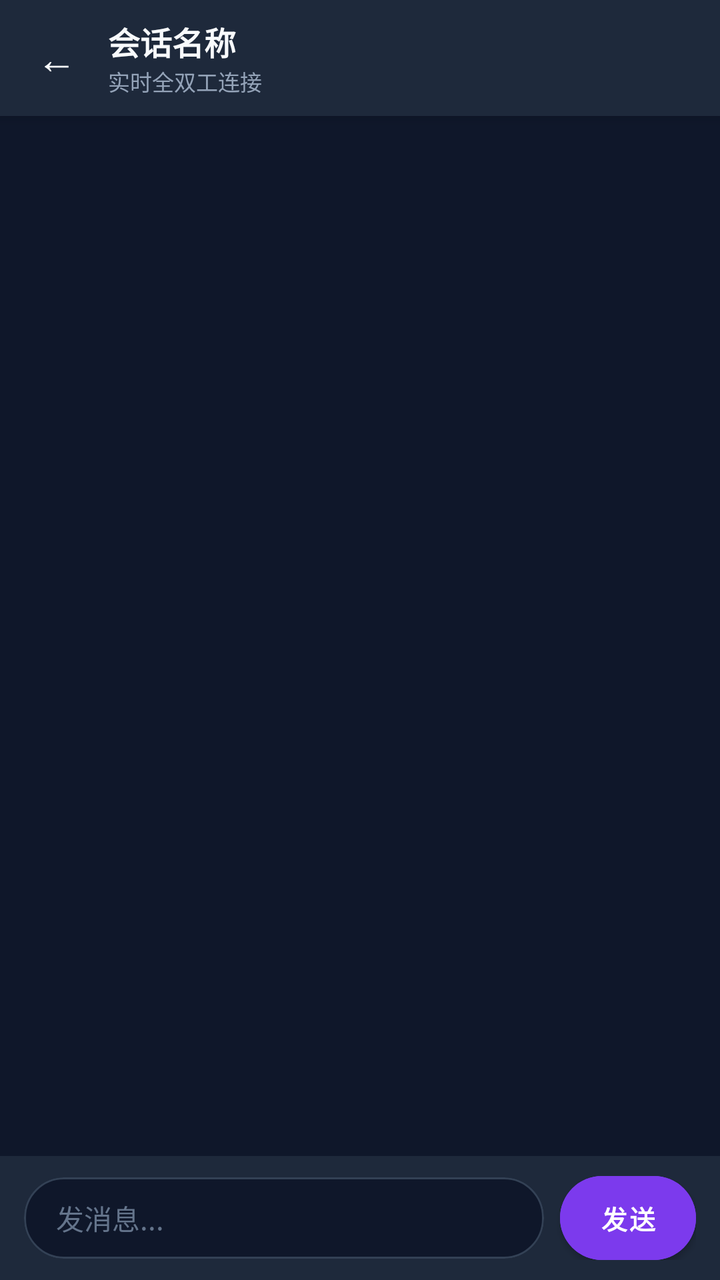
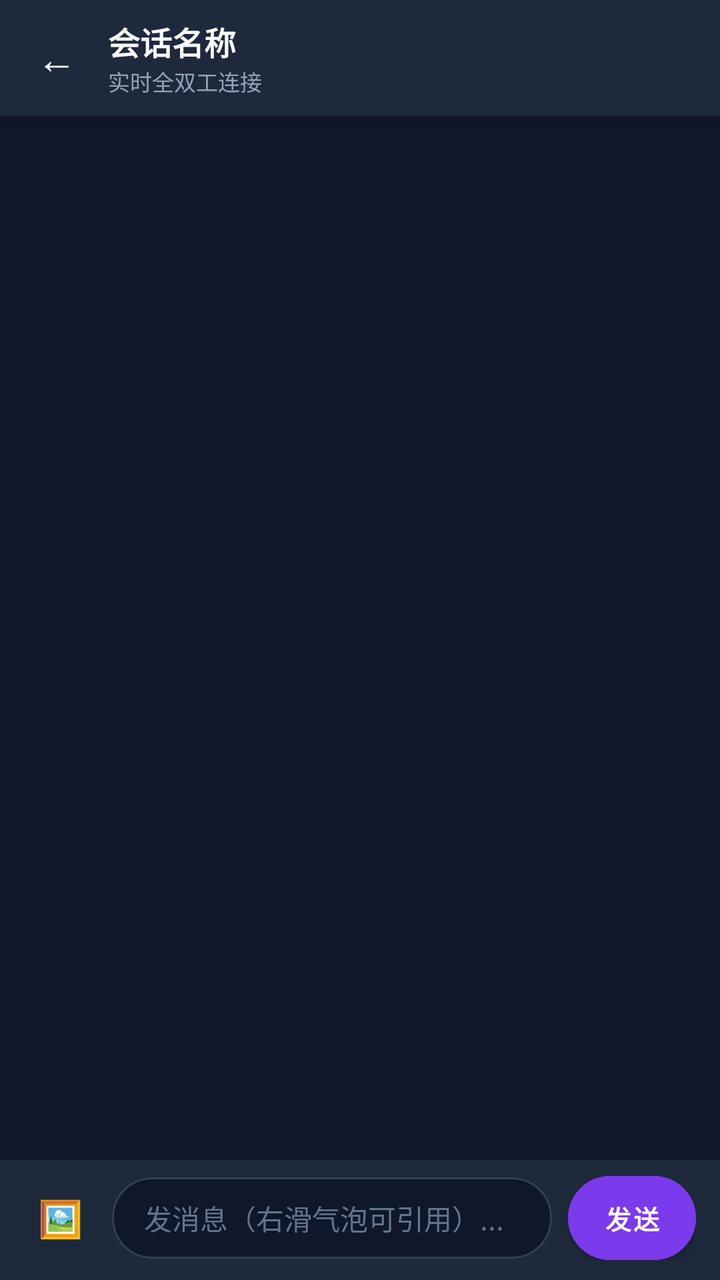

Before-and-after screenshots of an Android layout around one commit, followed by the original layout XML and the change that was made.
<!-- AndroidManifest.xml: application theme Theme.MaterialComponents.DayNight.NoActionBar -->
<!-- res/layout/activity_chat.xml -->
<?xml version="1.0" encoding="utf-8"?>
<LinearLayout xmlns:android="http://schemas.android.com/apk/res/android"
    xmlns:app="http://schemas.android.com/apk/res-auto"
    android:id="@+id/chat_root"
    android:layout_width="match_parent"
    android:layout_height="match_parent"
    android:orientation="vertical"
    android:background="#0F172A">

    
    <LinearLayout
        android:id="@+id/chat_topbar"
        android:layout_width="match_parent"
        android:layout_height="58dp"
        android:background="#1E293B"
        android:orientation="horizontal"
        android:gravity="center_vertical"
        android:paddingStart="6dp"
        android:paddingEnd="16dp"
        android:elevation="4dp">

        <com.google.android.material.button.MaterialButton
            android:id="@+id/btn_back"
            style="@style/Widget.MaterialComponents.Button.TextButton"
            android:layout_width="44dp"
            android:layout_height="44dp"
            android:minWidth="0dp"
            android:minHeight="0dp"
            android:insetTop="0dp"
            android:insetBottom="0dp"
            android:text="←"
            android:textColor="#F8FAFC"
            android:textSize="20sp"
            android:padding="0dp" />

        <LinearLayout
            android:layout_width="0dp"
            android:layout_height="wrap_content"
            android:layout_weight="1"
            android:layout_marginStart="4dp"
            android:orientation="vertical">

            <TextView
                android:id="@+id/tv_chat_title"
                android:layout_width="wrap_content"
                android:layout_height="wrap_content"
                android:text="会话名称"
                android:textColor="#F8FAFC"
                android:textSize="16sp"
                android:textStyle="bold"
                android:singleLine="true" />

            <TextView
                android:id="@+id/tv_chat_subtitle"
                android:layout_width="wrap_content"
                android:layout_height="wrap_content"
                android:text="实时全双工连接"
                android:textColor="#94A3B8"
                android:textSize="11sp" />
        </LinearLayout>
    </LinearLayout>

    
    <androidx.recyclerview.widget.RecyclerView
        android:id="@+id/rv_messages"
        android:layout_width="match_parent"
        android:layout_height="0dp"
        android:layout_weight="1"
        android:clipToPadding="false"
        android:paddingTop="8dp"
        android:paddingBottom="8dp" />

    
    <LinearLayout
        android:id="@+id/chat_bottom_bar"
        android:layout_width="match_parent"
        android:layout_height="wrap_content"
        android:background="#1E293B"
        android:orientation="horizontal"
        android:gravity="center_vertical"
        android:paddingStart="12dp"
        android:paddingEnd="12dp"
        android:paddingTop="10dp"
        android:paddingBottom="10dp">

        <com.google.android.material.card.MaterialCardView
            android:id="@+id/card_chat_input"
            android:layout_width="0dp"
            android:layout_height="wrap_content"
            android:layout_weight="1"
            app:cardBackgroundColor="#0F172A"
            app:cardCornerRadius="20dp"
            app:cardElevation="0dp"
            app:strokeColor="#334155"
            app:strokeWidth="1dp">

            <EditText
                android:id="@+id/et_message"
                android:layout_width="match_parent"
                android:layout_height="wrap_content"
                android:background="@null"
                android:textColor="#F8FAFC"
                android:textColorHint="#64748B"
                android:hint="发消息..."
                android:textSize="14sp"
                android:paddingStart="16dp"
                android:paddingEnd="16dp"
                android:paddingTop="10dp"
                android:paddingBottom="10dp"
                android:maxLines="4" />
        </com.google.android.material.card.MaterialCardView>

        <com.google.android.material.button.MaterialButton
            android:id="@+id/btn_send"
            android:layout_width="wrap_content"
            android:layout_height="42dp"
            android:minWidth="68dp"
            android:minHeight="0dp"
            android:insetTop="0dp"
            android:insetBottom="0dp"
            android:layout_marginStart="8dp"
            android:backgroundTint="#7C3AED"
            android:text="发送"
            android:textColor="#FFFFFF"
            android:textSize="13sp"
            android:textStyle="bold"
            android:paddingStart="14dp"
            android:paddingEnd="14dp"
            app:cornerRadius="21dp" />
    </LinearLayout>

</LinearLayout>
<!-- resources referenced by this layout -->
<resources>

</resources>

<!-- the commit's change to res/layout/activity_chat.xml (unified diff, before → after) -->
@@ -61,27 +61,121 @@
     </LinearLayout>
 
     
-    <androidx.recyclerview.widget.RecyclerView
-        android:id="@+id/rv_messages"
+    <FrameLayout
         android:layout_width="match_parent"
         android:layout_height="0dp"
-        android:layout_weight="1"
-        android:clipToPadding="false"
-        android:paddingTop="8dp"
-        android:paddingBottom="8dp" />
+        android:layout_weight="1">
+
+        <androidx.recyclerview.widget.RecyclerView
+            android:id="@+id/rv_messages"
+            android:layout_width="match_parent"
+            android:layout_height="match_parent"
+            android:clipToPadding="false"
+            android:paddingTop="8dp"
+            android:paddingBottom="12dp" />
+
+        <com.google.android.material.card.MaterialCardView
+            android:id="@+id/card_scroll_bottom"
+            android:layout_width="wrap_content"
+            android:layout_height="wrap_content"
+            android:layout_gravity="bottom|end"
+            android:layout_marginEnd="16dp"
+            android:layout_marginBottom="14dp"
+            android:clickable="true"
+            android:focusable="true"
+            android:visibility="gone"
+            app:cardBackgroundColor="#7C3AED"
+            app:cardCornerRadius="18dp"
+            app:cardElevation="6dp"
+            app:strokeWidth="0dp">
+
+            <TextView
+                android:id="@+id/tv_scroll_bottom"
+                android:layout_width="wrap_content"
+                android:layout_height="wrap_content"
+                android:paddingStart="12dp"
+                android:paddingEnd="12dp"
+                android:paddingTop="7dp"
+                android:paddingBottom="7dp"
+                android:text="↓ 回到底部"
+                android:textColor="#FFFFFF"
+                android:textSize="12sp"
+                android:textStyle="bold" />
+        </com.google.android.material.card.MaterialCardView>
+    </FrameLayout>
 
     
     <LinearLayout
-        android:id="@+id/chat_bottom_bar"
+        android:id="@+id/layout_reply_preview"
         android:layout_width="match_parent"
         android:layout_height="wrap_content"
         android:background="#1E293B"
         android:orientation="horizontal"
         android:gravity="center_vertical"
-        android:paddingStart="12dp"
+        android:paddingStart="16dp"
+        android:paddingEnd="10dp"
+        android:paddingTop="8dp"
+        android:paddingBottom="4dp"
+        android:visibility="gone">
+
+        <View
+            android:layout_width="3dp"
+            android:layout_height="28dp"
+            android:background="#7C3AED" />
+
+        <TextView
+            android:id="@+id/tv_reply_preview"
+            android:layout_width="0dp"
+            android:layout_height="wrap_content"
+            android:layout_weight="1"
+            android:layout_marginStart="10dp"
+            android:maxLines="1"
+            android:ellipsize="end"
+            android:text="回复内容..."
+            android:textColor="#CBD5E1"
+            android:textSize="12sp" />
+
+        <com.google.android.material.button.MaterialButton
+            android:id="@+id/btn_cancel_reply"
+            style="@style/Widget.MaterialComponents.Button.TextButton"
+            android:layout_width="36dp"
+            android:layout_height="36dp"
+            android:minWidth="0dp"
+            android:minHeight="0dp"
+            android:insetTop="0dp"
+            android:insetBottom="0dp"
+            android:padding="0dp"
+            android:text="✕"
+            android:textColor="#94A3B8"
+            android:textSize="14sp" />
+    </LinearLayout>
+
+    
+    <LinearLayout
+        android:id="@+id/chat_bottom_bar"
+        android:layout_width="match_parent"
+        android:layout_height="wrap_content"
+        android:background="#1E293B"
+        android:orientation="horizontal"
+        android:gravity="center_vertical"
+        android:paddingStart="10dp"
         android:paddingEnd="12dp"
-        android:paddingTop="10dp"
+        android:paddingTop="8dp"
         android:paddingBottom="10dp">
+
+        <com.google.android.material.button.MaterialButton
+            android:id="@+id/btn_pick_image"
+            style="@style/Widget.MaterialComponents.Button.TextButton"
+            android:layout_width="40dp"
+            android:layout_height="40dp"
+            android:minWidth="0dp"
+            android:minHeight="0dp"
+            android:insetTop="0dp"
+            android:insetBottom="0dp"
+            android:padding="0dp"
+            android:layout_marginEnd="6dp"
+            android:text="🖼️"
+            android:textSize="18sp" />
 
         <com.google.android.material.card.MaterialCardView
             android:id="@+id/card_chat_input"
@@ -101,7 +195,7 @@
                 android:background="@null"
                 android:textColor="#F8FAFC"
                 android:textColorHint="#64748B"
-                android:hint="发消息..."
+                android:hint="发消息（右滑气泡可引用）..."
                 android:textSize="14sp"
                 android:paddingStart="16dp"
                 android:paddingEnd="16dp"
@@ -114,7 +208,7 @@
             android:id="@+id/btn_send"
             android:layout_width="wrap_content"
             android:layout_height="42dp"
-            android:minWidth="68dp"
+            android:minWidth="64dp"
             android:minHeight="0dp"
             android:insetTop="0dp"
             android:insetBottom="0dp"
